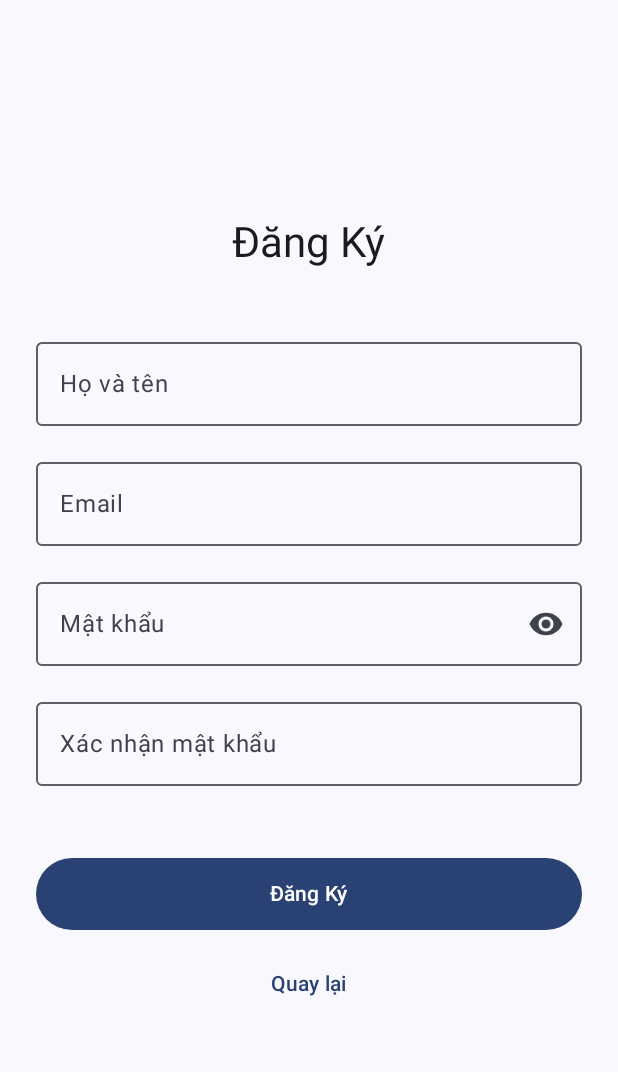
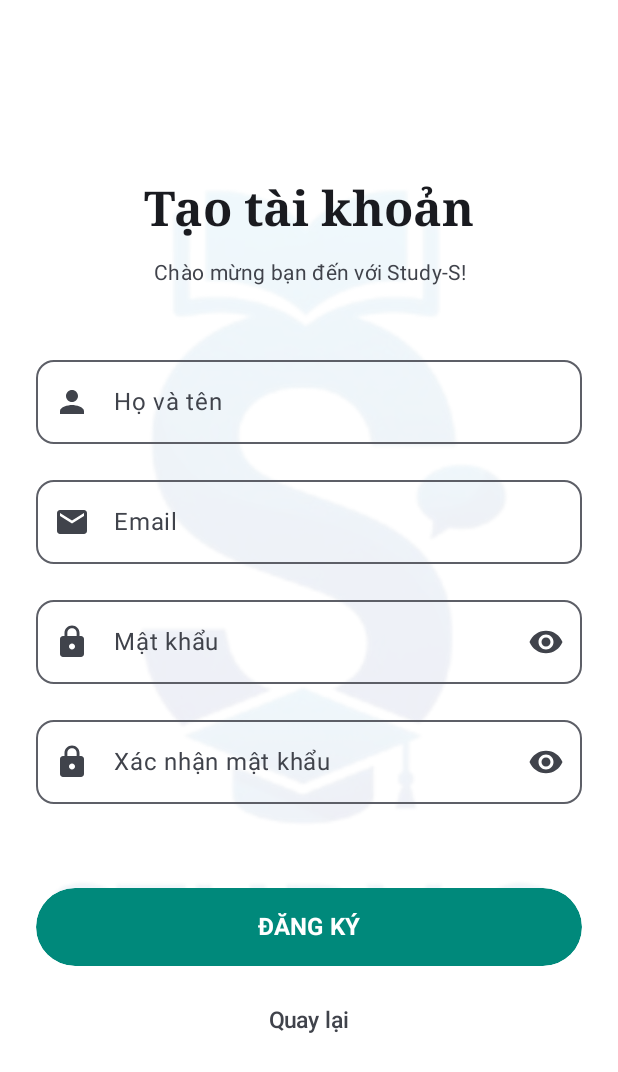
Before and after one commit to hahoang43/Study-S, an Android app built with Jetpack Compose: the screen it shows after launch (MainActivity), after a tap on "Đăng ký ngay", on a phone screen of 412 x 824 dp. Shown: the top 1072 px of the screen. Run offline under Robolectric (Android 15) with nearby library versions, the light colour scheme and no system bars; our stand-ins replace Firebase (no records; nobody signed in at launch, a user with empty details on screens opened directly); libraries missing offline, so code that uses them is left out: com.cloudinary.android; 3 statements that could not run were skipped.

Commit message:
fix ui+ tb

```diff
--- a/app/src/main/java/com/example/study_s/MyFirebaseMessagingService.kt
+++ b/app/src/main/java/com/example/study_s/MyFirebaseMessagingService.kt
@@ -1,5 +1,3 @@
-// ĐƯỜNG DẪN: com/example/study_s/MyFirebaseMessagingService.kt
-
 package com.example.study_s
 
 import android.Manifest
--- a/app/src/main/java/com/example/study_s/ui/screens/auth/Login.kt
+++ b/app/src/main/java/com/example/study_s/ui/screens/auth/Login.kt
@@ -1,3 +1,4 @@
+// ĐƯỜNG DẪN: ui/screens/auth/LoginScreen.kt
 
 package com.example.study_s.ui.screens.auth
 
@@ -19,9 +20,13 @@ import androidx.compose.material.icons.filled.Email
 import androidx.compose.material.icons.filled.Lock
 import androidx.compose.material3.*
 import androidx.compose.runtime.*
+import androidx.compose.runtime.getValue
+import androidx.compose.runtime.setValue
 import androidx.compose.ui.Alignment
 import androidx.compose.ui.Modifier
+import androidx.compose.ui.draw.alpha
 import androidx.compose.ui.graphics.Color
+import androidx.compose.ui.layout.ContentScale
 import androidx.compose.ui.platform.LocalContext
 import androidx.compose.ui.res.painterResource
 import androidx.compose.ui.text.font.FontFamily
@@ -40,27 +45,17 @@ import com.example.study_s.viewmodel.AuthState
 import com.example.study_s.viewmodel.AuthViewModel
 import com.example.study_s.viewmodel.AuthViewModelFactory
 import com.google.android.gms.auth.api.identity.BeginSignInRequest
+import com.google.android.gms.common.api.ApiException
 import com.google.android.gms.auth.api.identity.Identity
 import com.google.firebase.auth.FirebaseAuth
 import kotlinx.coroutines.launch
 import kotlinx.coroutines.tasks.await
 import java.net.URLEncoder
-
-
-
-
-// PHẦN CODE CÒN LẠI CỦA BẠN BẮT ĐẦU TỪ ĐÂY
-// @Composable
-// fun LoginScreen(...) { ... }
-
-
 @Composable
 fun LoginScreen(
     navController: NavController,
     authViewModel: AuthViewModel = viewModel(factory = AuthViewModelFactory())
 ) {
-
-    // === PHẦN 1: KHAI BÁO STATE VÀ LOGIC ===
 
     var email by remember { mutableStateOf("") }
     var password by remember { mutableStateOf("") }
@@ -70,7 +65,6 @@ fun LoginScreen(
     val context = LocalContext.current
     val coroutineScope = rememberCoroutineScope()
 
-    // Google Sign-In Launcher
     val launcher = rememberLauncherForActivityResult(
         contract = ActivityResultContracts.StartIntentSenderForResult()
     ) { result ->
@@ -81,56 +75,61 @@ fun LoginScreen(
                         .getSignInCredentialFromIntent(result.data)
                     authViewModel.signInWithGoogle(credentials.googleIdToken ?: "")
                 } catch (e: Exception) {
-                    Toast.makeText(context, "Lỗi lấy thông tin Google: ${e.message}", Toast.LENGTH_LONG).show()
+                    val errorMessage = when (e) {
+                        is ApiException -> "Lỗi từ Google API: ${e.statusCode}"
+                        else -> e.message ?: "Lỗi không xác định"
+                    }
+                    Toast.makeText(context, "Lỗi lấy thông tin Google: $errorMessage", Toast.LENGTH_LONG).show()
                 }
             }
         }
     }
 
-    // LaunchedEffect để xử lý kết quả đăng nhập và điều hướng
     LaunchedEffect(authState) {
         when (val state = authState) {
             is AuthState.Success -> {
-                // ĐĂNG NHẬP THÀNH CÔNG
                 Toast.makeText(context, "Đăng nhập thành công!", Toast.LENGTH_SHORT).show()
-
-                // KIỂM TRA XEM NGƯỜI DÙNG CÓ MẬT KHẨU HAY CHƯA
                 val user = FirebaseAuth.getInstance().currentUser
                 val hasPasswordProvider = user?.providerData?.any { it.providerId == "password" } == true
 
                 if (hasPasswordProvider) {
-                    // Nếu đã có mật khẩu, vào thẳng Home
-                    navController.navigate(Routes.Home) {
-                        popUpTo(0) { inclusive = true }
-                    }
+                    navController.navigate(Routes.Home) { popUpTo(0) { inclusive = true } }
                 } else {
-                    // Nếu chưa có mật khẩu (đăng nhập Google lần đầu),
-                    // chuyển đến màn hình Register và truyền thông tin
                     val name = user?.displayName ?: ""
-                    val email = user?.email ?: ""
+                    val userEmail = user?.email ?: ""
                     val encodedName = URLEncoder.encode(name, "UTF-8")
-                    val encodedEmail = URLEncoder.encode(email, "UTF-8")
+                    val encodedEmail = URLEncoder.encode(userEmail, "UTF-8")
                     navController.navigate("${Routes.Register}?name=$encodedName&email=$encodedEmail") {
                         popUpTo(0) { inclusive = true }
                     }
                 }
-                // Quan trọng: Reset lại state để không bị lặp lại hiệu ứng
                 authViewModel.resetState()
             }
             is AuthState.Error -> {
                 Toast.makeText(context, state.message, Toast.LENGTH_LONG).show()
                 authViewModel.resetState()
             }
-            else -> { /* Không làm gì với Idle và Loading */ }
+            else -> { /* No-op */ }
         }
     }
 
-    // === PHẦN 2: GIAO DIỆN (LẤY TỪ LoginScreenContent) ===
-
-    Surface(
+    Box(
         modifier = Modifier
             .fillMaxSize()
             .background(Color.White)
+    ) {
+        Image(
+            painter = painterResource(id = R.drawable.logo_study),
+            contentDescription = "Background",
+            modifier = Modifier
+                .fillMaxSize()
+                .alpha(0.08f),
+            contentScale = ContentScale.Crop
+        )
+
+        Surface(
+            modifier = Modifier.fillMaxSize(),
+            color = Color.Transparent
         ) {
             Column(
                 modifier = Modifier
@@ -140,30 +139,21 @@ fun LoginScreen(
                 horizontalAlignment = Alignment.CenterHorizontally,
                 verticalArrangement = Arrangement.Center
             ) {
+
                 Spacer(modifier = Modifier.height(50.dp))
-            // Header
                 Text(
                     text = "STUDY-S",
-                color = MaterialTheme.colorScheme.onSurface, // Dùng màu của theme
+                    color = MaterialTheme.colorScheme.onSurface,
                     fontWeight = FontWeight.Bold,
                     fontSize = 38.sp,
                     fontFamily = FontFamily.Serif
                 )
                 Spacer(modifier = Modifier.height(60.dp))
-            Text(
-                text = "Đăng nhập",
-                fontSize = 25.sp,
-                fontWeight = FontWeight.SemiBold
-            )
+                Text(text = "Đăng nhập", fontSize = 25.sp, fontWeight = FontWeight.SemiBold)
                 Spacer(modifier = Modifier.height(16.dp))
-            Text(
-                text = "Vui lòng nhập tên đăng nhập hoặc email",
-                fontSize = 15.sp,
-                textAlign = TextAlign.Center
-            )
+                Text(text = "Vui lòng nhập tên đăng nhập hoặc email", fontSize = 15.sp, textAlign = TextAlign.Center)
                 Spacer(modifier = Modifier.height(24.dp))
 
-            // Email input
                 OutlinedTextField(
                     value = email,
                     onValueChange = { email = it },
@@ -176,7 +166,6 @@ fun LoginScreen(
                 )
                 Spacer(modifier = Modifier.height(12.dp))
 
-            // Password input
                 OutlinedTextField(
                     value = password,
                     onValueChange = { password = it },
@@ -208,7 +197,6 @@ fun LoginScreen(
                 }
                 Spacer(modifier = Modifier.height(16.dp))
 
-            // Login button
                 Button(
                     onClick = { authViewModel.signInWithEmail(email, password) },
                     modifier = Modifier
@@ -216,7 +204,7 @@ fun LoginScreen(
                         .height(48.dp),
                     shape = RoundedCornerShape(8.dp),
                     colors = ButtonDefaults.buttonColors(
-                    containerColor = Color(0xFF6D4C41), // Dark Brown
+                        containerColor = Color(0xFF6D4C41),
                         contentColor = Color.White
                     )
                 ) {
@@ -236,24 +224,19 @@ fun LoginScreen(
                     horizontalArrangement = Arrangement.Center
                 ) {
                     Divider(modifier = Modifier.weight(1f))
-                Text(
-                    text = " Hoặc ",
-                    color = Color.Gray,
-                    modifier = Modifier.padding(horizontal = 8.dp)
-                )
+                    Text(text = " Hoặc ", color = Color.Gray, modifier = Modifier.padding(horizontal = 8.dp))
                     Divider(modifier = Modifier.weight(1f))
                 }
 
                 Spacer(modifier = Modifier.height(24.dp))
 
-            // Google Login Button
                 OutlinedButton(
                     onClick = {
                         coroutineScope.launch {
                             try {
-                            val googleSignInRequest = com.google.android.gms.auth.api.identity.BeginSignInRequest.builder()
+                                val googleSignInRequest = BeginSignInRequest.builder()
                                     .setGoogleIdTokenRequestOptions(
-                                    com.google.android.gms.auth.api.identity.BeginSignInRequest.GoogleIdTokenRequestOptions.builder()
+                                        BeginSignInRequest.GoogleIdTokenRequestOptions.builder()
                                             .setSupported(true)
                                             .setServerClientId(context.getString(R.string.default_web_client_id))
                                             .setFilterByAuthorizedAccounts(false)
@@ -281,37 +264,10 @@ fun LoginScreen(
                         modifier = Modifier.size(36.dp)
                     )
                     Spacer(modifier = Modifier.width(8.dp))
-                Text(
-                    "Đăng nhập bằng Google",
-                    color = Color.Black,
-                    fontSize = 16.sp,
-                    fontWeight = FontWeight.Medium
-                )
+                    Text("Đăng nhập bằng Google", color = Color.Black, fontSize = 16.sp, fontWeight = FontWeight.Medium)
                 }
 
                 Spacer(modifier = Modifier.height(8.dp))
-
-            // Facebook button
-            Button(
-                onClick = { /* TODO */ },
-                modifier = Modifier
-                    .fillMaxWidth()
-                    .height(48.dp),
-                shape = RoundedCornerShape(8.dp),
-                colors = ButtonDefaults.buttonColors(
-                    containerColor = Color(0xFF1877F2), // Facebook Blue
-                    contentColor = Color.White
-                )
-            ) {
-                Text(
-                    "f",
-                    fontWeight = FontWeight.Bold,
-                    fontSize = 22.sp
-                )
-                Spacer(modifier = Modifier.width(8.dp))
-                Text("Đăng nhập bằng Facebook", color = Color.White, fontSize = 16.sp)
-            }
-
                 Spacer(modifier = Modifier.height(20.dp))
 
                 Row(
@@ -325,7 +281,7 @@ fun LoginScreen(
                 }
 
                 Spacer(modifier = Modifier.weight(1f))
-
             }
         }
     }
+}
--- a/app/src/main/java/com/example/study_s/ui/screens/auth/Register.kt
+++ b/app/src/main/java/com/example/study_s/ui/screens/auth/Register.kt
@@ -1,27 +1,46 @@
+// ĐƯỜNG DẪN: ui/screens/auth/RegisterScreen.kt
+
 package com.example.study_s.ui.screens.auth
 
 import android.widget.Toast
+import androidx.compose.foundation.Image
+import androidx.compose.foundation.background
 import androidx.compose.foundation.layout.*
 import androidx.compose.foundation.rememberScrollState
+import androidx.compose.foundation.shape.RoundedCornerShape
 import androidx.compose.foundation.text.KeyboardOptions
 import androidx.compose.foundation.verticalScroll
 import androidx.compose.material.icons.Icons
+import androidx.compose.material.icons.filled.Email
+import androidx.compose.material.icons.filled.Lock
+import androidx.compose.material.icons.filled.Person
 import androidx.compose.material.icons.filled.Visibility
 import androidx.compose.material.icons.filled.VisibilityOff
 import androidx.compose.material3.*
 import androidx.compose.runtime.*
+import androidx.compose.runtime.getValue
+import androidx.compose.runtime.setValue
 import androidx.compose.ui.Alignment
 import androidx.compose.ui.Modifier
+import androidx.compose.ui.draw.alpha
+import androidx.compose.ui.draw.clip
+import androidx.compose.ui.graphics.Color
+import androidx.compose.ui.layout.ContentScale
 import androidx.compose.ui.platform.LocalContext
+import androidx.compose.ui.res.painterResource
+import androidx.compose.ui.text.font.FontFamily
+import androidx.compose.ui.text.font.FontWeight
 import androidx.compose.ui.text.input.KeyboardType
 import androidx.compose.ui.text.input.PasswordVisualTransformation
 import androidx.compose.ui.text.input.VisualTransformation
 import androidx.compose.ui.text.style.TextAlign
 import androidx.compose.ui.tooling.preview.Preview
 import androidx.compose.ui.unit.dp
+import androidx.compose.ui.unit.sp
 import androidx.lifecycle.viewmodel.compose.viewModel
 import androidx.navigation.NavController
 import androidx.navigation.compose.rememberNavController
+import com.example.study_s.R
 import com.example.study_s.ui.navigation.Routes
 import com.example.study_s.viewmodel.AuthState
 import com.example.study_s.viewmodel.AuthViewModel
@@ -35,16 +54,19 @@ fun RegisterScreen(
     nameFromGoogle: String,
     emailFromGoogle: String
 ) {
-    // === PHẦN LOGIC === (Giữ nguyên)
+    // === PHẦN LOGIC ===
     val isLinkingAccount = nameFromGoogle.isNotEmpty() && emailFromGoogle.isNotEmpty()
     var fullName by remember { mutableStateOf(nameFromGoogle) }
     var userEmail by remember { mutableStateOf(emailFromGoogle) }
     var password by remember { mutableStateOf("") }
     var confirmPassword by remember { mutableStateOf("") }
-    var showPassword by remember { mutableStateOf(false) }
+    var passwordVisible by remember { mutableStateOf(false) }
+    var confirmPasswordVisible by remember { mutableStateOf(false) }
+
     val authState by authViewModel.state.collectAsState()
     val context = LocalContext.current
 
+    // LaunchedEffect xử lý kết quả (Giữ nguyên)
     LaunchedEffect(authState) {
         when (val state = authState) {
             is AuthState.Success -> {
@@ -63,9 +85,24 @@ fun RegisterScreen(
         }
     }
 
-    // === PHẦN GIAO DIỆN ===
-    Scaffold { paddingValues ->
-        // Sử dụng Arrangement.Center để căn giữa nội dung theo chiều dọc
+    // === PHẦN GIAO DIỆN MỚI ===
+    Box(
+        modifier = Modifier
+            .fillMaxSize()
+            .background(Color.White)
+    ) {
+        Image(
+            painter = painterResource(id = R.drawable.logo_study),
+            contentDescription = "Background",
+            modifier = Modifier
+                .fillMaxSize()
+                .alpha(0.08f),
+            contentScale = ContentScale.Crop
+        )
+
+        Scaffold(
+            containerColor = Color.Transparent, // Làm nền Scaffold trong suốt để thấy ảnh nền
+        ) { paddingValues ->
             Column(
                 modifier = Modifier
                     .fillMaxSize()
@@ -75,32 +112,31 @@ fun RegisterScreen(
                 horizontalAlignment = Alignment.CenterHorizontally,
                 verticalArrangement = Arrangement.Center
             ) {
-            // Nhóm tiêu đề và mô tả để dễ quản lý
-            Column(horizontalAlignment = Alignment.CenterHorizontally) {
+                // --- Phần tiêu đề ---
                 Text(
-                    text = if (isLinkingAccount) "Hoàn Tất Đăng Ký" else "Đăng Ký",
-                    style = MaterialTheme.typography.headlineMedium,
+                    text = if (isLinkingAccount) "Hoàn Tất Hồ Sơ" else "Tạo tài khoản",
+                    style = MaterialTheme.typography.headlineLarge,
+                    fontWeight = FontWeight.Bold,
+                    fontFamily = FontFamily.Serif
                 )
-                Spacer(modifier = Modifier.height(8.dp))
-                if (isLinkingAccount) {
+                Spacer(modifier = Modifier.height(12.dp))
                 Text(
-                        text = "Chào mừng bạn! Vui lòng đặt mật khẩu và điền các thông tin còn lại.",
+                    text = if (isLinkingAccount) "Chỉ một bước nữa thôi, hãy đặt mật khẩu cho tài khoản của bạn."
+                    else "Chào mừng bạn đến với Study-S!",
                     style = MaterialTheme.typography.bodyMedium,
                     textAlign = TextAlign.Center,
                     color = MaterialTheme.colorScheme.onSurfaceVariant
                 )
-                }
-            }
+                Spacer(modifier = Modifier.height(40.dp))
 
-            Spacer(modifier = Modifier.height(32.dp))
-
-            // --- Các trường nhập liệu ---
+                // --- Các trường nhập liệu (phong cách mới) ---
                 OutlinedTextField(
                     value = fullName,
                     onValueChange = { fullName = it },
                     label = { Text("Họ và tên") },
-                placeholder = { Text("Tên của bạn") },
+                    leadingIcon = { Icon(Icons.Default.Person, contentDescription = "Full Name") },
                     modifier = Modifier.fillMaxWidth(),
+                    shape = RoundedCornerShape(12.dp),
                     enabled = !isLinkingAccount,
                     singleLine = true
                 )
@@ -109,9 +145,10 @@ fun RegisterScreen(
                     value = userEmail,
                     onValueChange = { userEmail = it },
                     label = { Text("Email") },
-                placeholder = { Text("Nhập Email của bạn") },
+                    leadingIcon = { Icon(Icons.Default.Email, contentDescription = "Email") },
                     keyboardOptions = KeyboardOptions(keyboardType = KeyboardType.Email),
                     modifier = Modifier.fillMaxWidth(),
+                    shape = RoundedCornerShape(12.dp),
                     enabled = !isLinkingAccount,
                     singleLine = true
                 )
@@ -120,28 +157,41 @@ fun RegisterScreen(
                     value = password,
                     onValueChange = { password = it },
                     label = { Text("Mật khẩu") },
-                placeholder = { Text("Tối thiểu 6 ký tự") },
+                    leadingIcon = { Icon(Icons.Default.Lock, contentDescription = "Password") },
                     trailingIcon = {
-                    val icon = if (showPassword) Icons.Filled.VisibilityOff else Icons.Filled.Visibility
-                    IconButton(onClick = { showPassword = !showPassword }) {
-                        Icon(imageVector = icon, contentDescription = "Toggle password visibility")
+                        IconButton(onClick = { passwordVisible = !passwordVisible }) {
+                            Icon(
+                                imageVector = if (passwordVisible) Icons.Filled.VisibilityOff else Icons.Filled.Visibility,
+                                contentDescription = "Toggle password visibility"
+                            )
                         }
                     },
-                visualTransformation = if (showPassword) VisualTransformation.None else PasswordVisualTransformation(),
+                    visualTransformation = if (passwordVisible) VisualTransformation.None else PasswordVisualTransformation(),
                     keyboardOptions = KeyboardOptions(keyboardType = KeyboardType.Password),
                     modifier = Modifier.fillMaxWidth(),
+                    shape = RoundedCornerShape(12.dp),
                     singleLine = true
                 )
                 Spacer(modifier = Modifier.height(16.dp))
 
+                // ✅ Ô xác nhận mật khẩu đã có con mắt
                 OutlinedTextField(
                     value = confirmPassword,
                     onValueChange = { confirmPassword = it },
                     label = { Text("Xác nhận mật khẩu") },
-                placeholder = { Text("Nhập lại mật khẩu") },
-                visualTransformation = PasswordVisualTransformation(),
+                    leadingIcon = { Icon(Icons.Default.Lock, contentDescription = "Confirm Password") },
+                    trailingIcon = {
+                        IconButton(onClick = { confirmPasswordVisible = !confirmPasswordVisible }) {
+                            Icon(
+                                imageVector = if (confirmPasswordVisible) Icons.Filled.VisibilityOff else Icons.Filled.Visibility,
+                                contentDescription = "Toggle confirm password visibility"
+                            )
+                        }
+                    },
+                    visualTransformation = if (confirmPasswordVisible) VisualTransformation.None else PasswordVisualTransformation(),
                     keyboardOptions = KeyboardOptions(keyboardType = KeyboardType.Password),
                     modifier = Modifier.fillMaxWidth(),
+                    shape = RoundedCornerShape(12.dp),
                     singleLine = true,
                     isError = password != confirmPassword && confirmPassword.isNotEmpty(),
                     supportingText = {
@@ -151,9 +201,9 @@ fun RegisterScreen(
                     }
                 )
 
-            Spacer(modifier = Modifier.height(32.dp))
+                Spacer(modifier = Modifier.height(40.dp))
 
-            // --- Nút đăng ký / Hoàn tất ---
+                // --- Nút đăng ký ---
                 Button(
                     onClick = {
                         if (password.length < 6) {
@@ -164,7 +214,6 @@ fun RegisterScreen(
                             Toast.makeText(context, "Mật khẩu xác nhận không khớp.", Toast.LENGTH_SHORT).show()
                             return@Button
                         }
-
                         if (isLinkingAccount) {
                             authViewModel.linkPasswordToCurrentUser(password)
                         } else {
@@ -177,41 +226,63 @@ fun RegisterScreen(
                     },
                     modifier = Modifier
                         .fillMaxWidth()
-                    .height(48.dp),
+                        .height(52.dp)
+                        .clip(RoundedCornerShape(50)), // Bo tròn mạnh
                     enabled = authState !is AuthState.Loading,
+                    colors = ButtonDefaults.buttonColors(
+                        containerColor = Color(0xFF00897B) // Màu xanh teal giống ảnh mẫu
+                    )
                 ) {
                     if (authState is AuthState.Loading) {
-                    CircularProgressIndicator(
-                        modifier = Modifier.size(24.dp),
-                        color = MaterialTheme.colorScheme.onPrimary
+                        CircularProgressIndicator(modifier = Modifier.size(24.dp), color = Color.White)
+                    } else {
+                        Text(
+                            text = if (isLinkingAccount) "HOÀN TẤT" else "ĐĂNG KÝ",
+                            fontWeight = FontWeight.Bold,
+                            fontSize = 16.sp
                         )
-                } else {
-                    Text(if (isLinkingAccount) "Hoàn Tất" else "Đăng Ký")
                     }
                 }
 
                 Spacer(modifier = Modifier.height(12.dp))
 
                 // --- Nút quay lại ---
-            TextButton(
-                onClick = { navController.popBackStack() },
-                modifier = Modifier.fillMaxWidth(),
-            ) {
-                Text("Quay lại")
+                TextButton(onClick = { navController.popBackStack() }) {
+                    Text(
+                        "Quay lại",
+                        fontSize = 15.sp,
+                        color = MaterialTheme.colorScheme.onSurfaceVariant,
+                        fontWeight = FontWeight.Medium
+                    )
+                }
             }
         }
     }
 }
 
-// Sửa lại Preview để không bị lỗi
-@Preview(showBackground = true)
+// Sửa lại Preview để xem giao diện mới
+@Preview(showBackground = true, name = "Register - Normal")
 @Composable
 fun RegisterScreenPreview() {
-    // Để xem trước, chúng ta cần truyền vào các tham số giả
+    MaterialTheme {
         RegisterScreen(
             navController = rememberNavController(),
-        authViewModel = viewModel(factory = AuthViewModelFactory()), // Cần ViewModel giả
-        nameFromGoogle = "", // Giả lập đăng ký thường
+            authViewModel = viewModel(factory = AuthViewModelFactory()),
+            nameFromGoogle = "",
             emailFromGoogle = ""
         )
     }
+}
+
+@Preview(showBackground = true, name = "Register - Google Link")
+@Composable
+fun RegisterScreenLinkPreview() {
+    MaterialTheme {
+        RegisterScreen(
+            navController = rememberNavController(),
+            authViewModel = viewModel(factory = AuthViewModelFactory()),
+            nameFromGoogle = "Son Goku",
+            emailFromGoogle = "goku.saiyan@dbz.com"
+        )
+    }
+}
```
Lines whose indentation alone changed are shown as unchanged.
